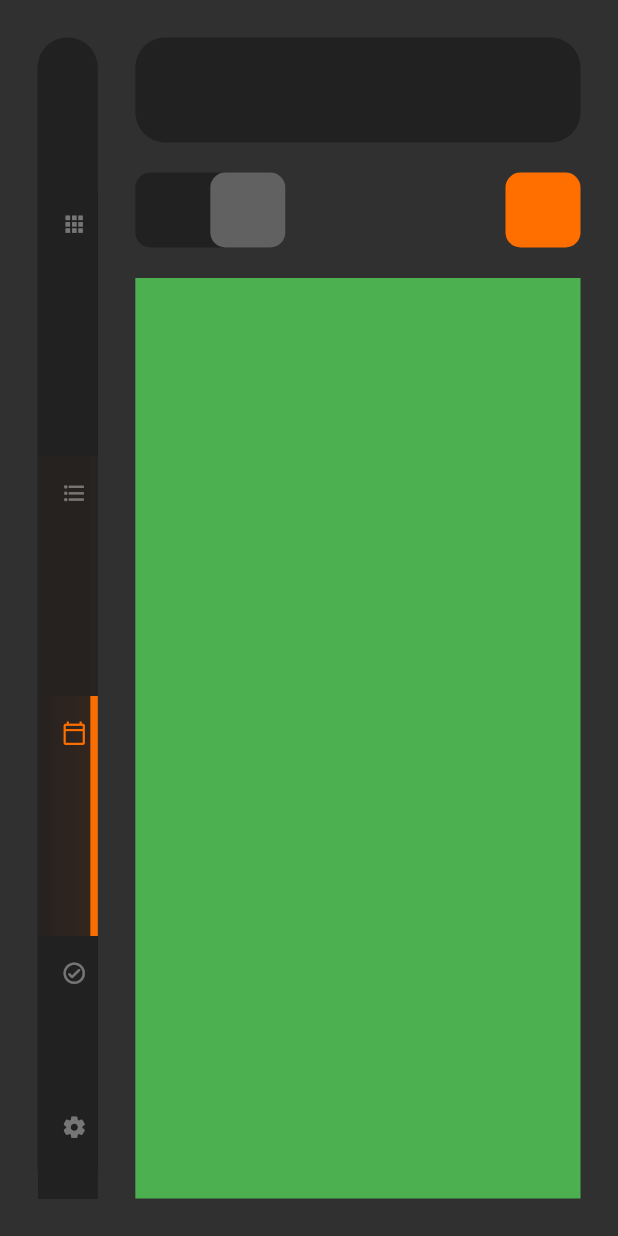
After one commit to c3n7/kalera, a Flutter app: the screen it shows after launch, swiped to page 3, on a phone screen of 412 x 824 dp. The commit adds this screen. Run offline on Flutter 3.47's test engine with Material 2 defaults, Android fonts, the light colour scheme and no system bars; our stand-ins replace flutter_svg.

Commit message:
Week view is it's own widget

```diff
--- /dev/null
+++ b/lib/components/WeekView.dart
@@ -0,0 +1,13 @@
+import 'package:flutter/material.dart';
+
+class WeekView extends StatelessWidget {
+  @override
+  Widget build(BuildContext context) {
+    return Padding(
+      padding: EdgeInsets.only(left: 25),
+      child: Container(
+        color: Colors.green,
+      ),
+    );
+  }
+}
--- a/lib/main.dart
+++ b/lib/main.dart
@@ -2,6 +2,7 @@ import 'package:flutter/material.dart';
 import 'package:flutter_svg/flutter_svg.dart';
 import 'components/DrawerListTile.dart';
 import 'components/DayTasks.dart';
+import 'components/WeekView.dart';
 
 void main() {
   runApp(MyApp());
@@ -214,12 +215,7 @@ class _HomePageState extends State<HomePage> {
                             color: Colors.red,
                           ),
                         ),
-                        Padding(
-                          padding: EdgeInsets.only(left: 25),
-                          child: Container(
-                            color: Colors.green,
-                          ),
-                        ),
+                        WeekView(),
                         Padding(
                           padding: EdgeInsets.only(left: 25),
                           child: Container(
```
